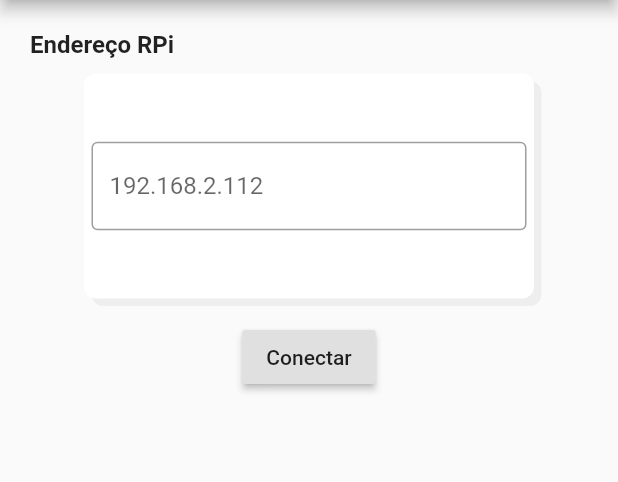
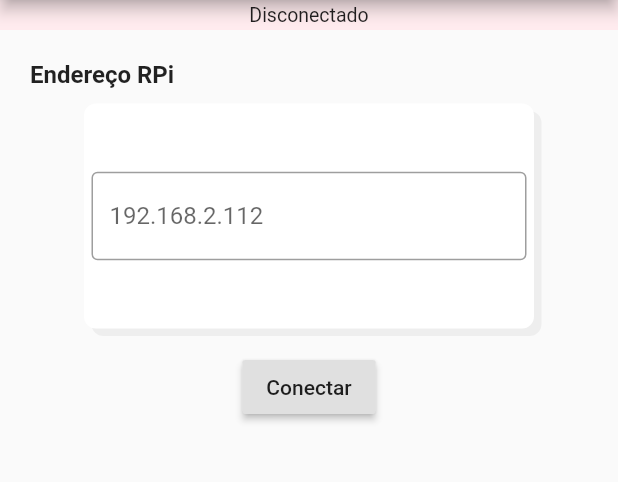
Before and after one commit to PIA-Group/epibox_app, a Flutter app: the screen it shows once a user with an empty profile is signed in, after a tap on "Conectar a RaspberyPi", on a phone screen of 412 x 824 dp, the part 84-566 px from its top. Run offline on Flutter 3.47's test engine with Material 2 defaults, Android fonts, the phone set to English and light mode, and no system bars; our stand-ins replace firebase_auth, flutter_spinkit, webview_flutter; missing offline and left inert: mqtt_client; accounts and stored records are empty.

Commit message:
state bar working!

```diff
--- a/lib/pages/home_page.dart
+++ b/lib/pages/home_page.dart
@@ -13,11 +13,16 @@ class HomePage extends StatefulWidget {
 }
 
 class _HomePageState extends State<HomePage> {
+
+  ValueNotifier<MqttCurrentConnectionState> connectionNotifier = ValueNotifier(MqttCurrentConnectionState.DISCONNECTED);
+
   final Auth _auth = Auth();
+
   String macAddress1;
   String macAddress2;
   String message;
-  MqttCurrentConnectionState connection;
+
+  MqttCurrentConnectionState connectionState;
   MQTTClientWrapper mqttClientWrapper;
   MqttClient client;
 
@@ -50,7 +55,9 @@ class _HomePageState extends State<HomePage> {
 
   void updatedConnection(MqttCurrentConnectionState newConnectionState) {
     setState(() => rPiTask = Icon(Icons.check_circle_outline, color: Colors.black));
-    print('This is the new connection state $connection');
+    setState(() => connectionState = newConnectionState);
+    connectionNotifier.value = newConnectionState;
+    print('This is the new connection state $connectionState');
   }
 
   void isMACAddresses(String message) {
@@ -115,7 +122,8 @@ class _HomePageState extends State<HomePage> {
                         value: Auth().user,
                         child: RPiPage(
                           mqttClientWrapper: mqttClientWrapper,
-                          connectionState: connection,
+                          connectionState: connectionState,
+                          connectionNotifier: connectionNotifier,
                         ));
                   }),
                 );
--- a/lib/pages/rpi_setup.dart
+++ b/lib/pages/rpi_setup.dart
@@ -7,10 +7,12 @@ import '../mqtt_wrapper.dart';
 // programar button "Definir novo default" para enviar MACAddress para RPi e mudar "defaultBIT"
 
 class RPiPage extends StatefulWidget {
+
+  ValueNotifier<MqttCurrentConnectionState> connectionNotifier;
   MQTTClientWrapper mqttClientWrapper;
   MqttCurrentConnectionState connectionState;
 
-  RPiPage({this.mqttClientWrapper, this.connectionState});
+  RPiPage({this.mqttClientWrapper, this.connectionState, this.connectionNotifier});
 
   @override
   _RPiPageState createState() => _RPiPageState();
@@ -28,25 +30,8 @@ class _RPiPageState extends State<RPiPage> {
   Future<void> setup() async {
     //widget.mqttClientWrapper = MQTTClientWrapper(() => {}, (newMessage) => gotNewMessage(newMessage));
     await widget.mqttClientWrapper.prepareMqttClient(_hostAddress);
-    Navigator.pop(context);
+    //Navigator.pop(context);
   }
-
-  /* @override
-  void initState() {
-    super.initState();
-    _connectionState = widget.mqttClientWrapper.connectionState;
-    _connectionColor = _connectionState == MqttCurrentConnectionState.CONNECTED
-        ? Colors.green[50]
-        : _connectionState == MqttCurrentConnectionState.CONNECTING
-            ? Colors.yellow[50]
-            : Colors.red[50];
-    _connectionText = _connectionState == MqttCurrentConnectionState.CONNECTED
-        ? 'Conectado'
-        : _connectionState == MqttCurrentConnectionState.CONNECTING
-            ? 'A conectar...'
-            : 'Disconectado';
-    print('Connection state: $_connectionText');
-  } */
 
   @override
   Widget build(BuildContext context) {
@@ -69,12 +54,16 @@ class _RPiPageState extends State<RPiPage> {
       body: Center(
         child: ListView(
           children: <Widget>[
-            /* Container(
+            ValueListenableBuilder(
+                valueListenable: widget.connectionNotifier,
+                builder: (BuildContext context,
+                    MqttCurrentConnectionState state, Widget child) {
+                  return Container(
                     height: 20,
-              color:
-                  widget.connectionState == MqttCurrentConnectionState.CONNECTED
+                    color: state ==
+                            MqttCurrentConnectionState.CONNECTED
                         ? Colors.green[50]
-                      : widget.connectionState ==
+                        : state ==
                                 MqttCurrentConnectionState.CONNECTING
                             ? Colors.yellow[50]
                             : Colors.red[50],
@@ -82,10 +71,10 @@ class _RPiPageState extends State<RPiPage> {
                       alignment: Alignment.center,
                       child: Container(
                         child: Text(
-                    widget.connectionState ==
+                          state ==
                                   MqttCurrentConnectionState.CONNECTED
                               ? 'Conectado'
-                        : widget.connectionState ==
+                              : state ==
                                       MqttCurrentConnectionState.CONNECTING
                                   ? 'A conectar...'
                                   : 'Disconectado',
@@ -97,7 +86,8 @@ class _RPiPageState extends State<RPiPage> {
                         ),
                       ),
                     ),
-            ), */
+                  );
+                }),
             Padding(
               padding: EdgeInsets.fromLTRB(0.0, 20.0, 0.0, 0.0),
               child: Column(children: [
```
Lines whose indentation alone changed are shown as unchanged.
